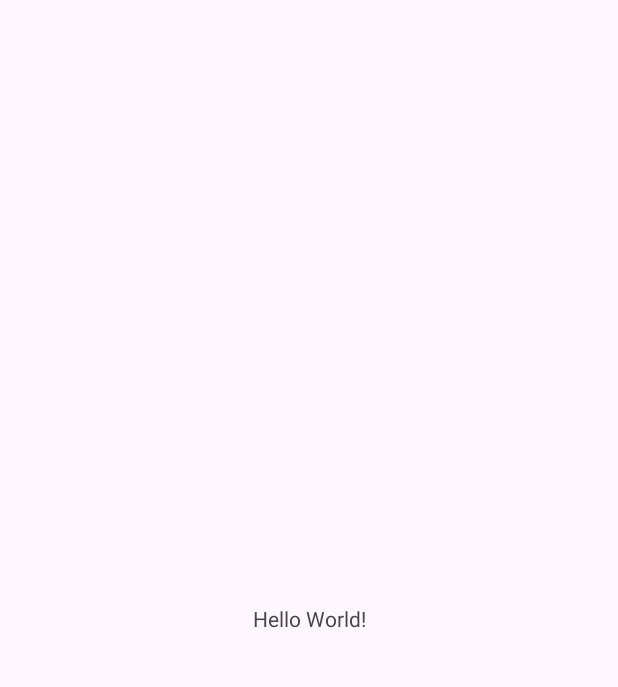
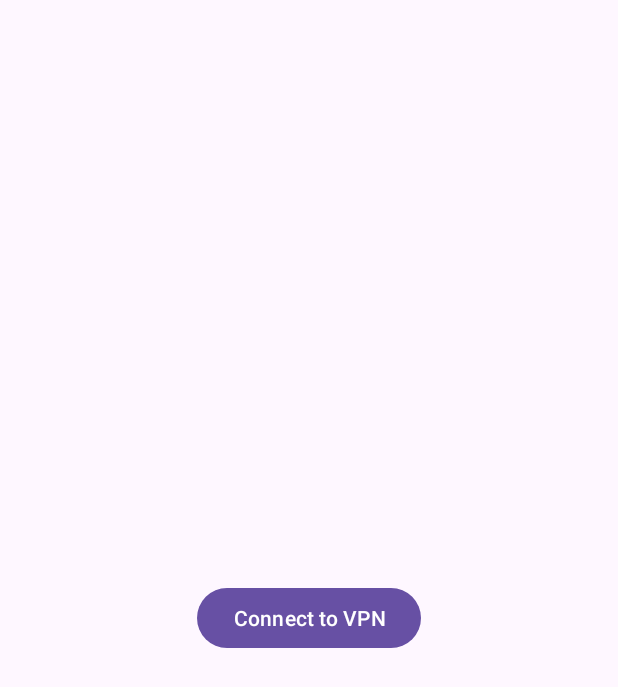
Before and after one commit to evanemran/Quick_VPN, an Android app: the screen it shows after launch (MainActivity), on a phone screen of 412 x 824 dp. Before the commit the part shown is almost empty. Shown: the top 687 px of the screen. Run offline under Robolectric (Android 15) with nearby library versions, the phone set to English and light mode, and no system bars.

Commit message:
vpngate added

```diff
--- a/app/build.gradle.kts
+++ b/app/build.gradle.kts
@@ -45,4 +45,7 @@ dependencies {
     testImplementation(libs.junit)
     androidTestImplementation(libs.androidx.junit)
     androidTestImplementation(libs.androidx.espresso.core)
+
+    implementation(libs.openvpn)
+//    implementation ("net.openvpn:openvpn:0.7.22")
 }
--- a/app/src/main/java/com/evanemran/quickvpn/MainActivity.kt
+++ b/app/src/main/java/com/evanemran/quickvpn/MainActivity.kt
@@ -1,20 +1,42 @@
 package com.evanemran.quickvpn
 
+import android.content.Intent
+import android.net.VpnService
 import android.os.Bundle
-import androidx.activity.enableEdgeToEdge
+import android.widget.Button
 import androidx.appcompat.app.AppCompatActivity
-import androidx.core.view.ViewCompat
-import androidx.core.view.WindowInsetsCompat
+
 
 class MainActivity : AppCompatActivity() {
     override fun onCreate(savedInstanceState: Bundle?) {
         super.onCreate(savedInstanceState)
-        enableEdgeToEdge()
         setContentView(R.layout.activity_main)
-        ViewCompat.setOnApplyWindowInsetsListener(findViewById(R.id.main)) { v, insets ->
-            val systemBars = insets.getInsets(WindowInsetsCompat.Type.systemBars())
-            v.setPadding(systemBars.left, systemBars.top, systemBars.right, systemBars.bottom)
-            insets
+
+        val connectButton = findViewById<Button>(R.id.connect_button)
+        connectButton.setOnClickListener { prepareVpn() }
+    }
+
+    private fun prepareVpn() {
+        val intent = VpnService.prepare(this)
+        if (intent != null) {
+            startActivityForResult(intent, 0)
+        } else {
+            onActivityResult(0, RESULT_OK, null)
         }
     }
+
+    override fun onActivityResult(requestCode: Int, resultCode: Int, data: Intent?) {
+        if (resultCode == RESULT_OK) {
+            connectToL2tpIpsecVpn()
+        }
+        super.onActivityResult(requestCode, resultCode, data)
+    }
+
+    private fun connectToL2tpIpsecVpn() {
+        val intent = Intent(
+            this,
+            MyVpnService::class.java
+        )
+        startService(intent)
+    }
 }
--- a/app/src/main/res/layout/activity_main.xml
+++ b/app/src/main/res/layout/activity_main.xml
@@ -1,19 +1,14 @@
 <?xml version="1.0" encoding="utf-8"?>
-<androidx.constraintlayout.widget.ConstraintLayout xmlns:android="http://schemas.android.com/apk/res/android"
-    xmlns:app="http://schemas.android.com/apk/res-auto"
+<RelativeLayout xmlns:android="http://schemas.android.com/apk/res/android"
     xmlns:tools="http://schemas.android.com/tools"
-    android:id="@+id/main"
     android:layout_width="match_parent"
     android:layout_height="match_parent"
     tools:context=".MainActivity">
 
-    <TextView
+    <Button
+        android:id="@+id/connect_button"
         android:layout_width="wrap_content"
         android:layout_height="wrap_content"
-        android:text="Hello World!"
-        app:layout_constraintBottom_toBottomOf="parent"
-        app:layout_constraintEnd_toEndOf="parent"
-        app:layout_constraintStart_toStartOf="parent"
-        app:layout_constraintTop_toTopOf="parent" />
-
-</androidx.constraintlayout.widget.ConstraintLayout>
+        android:text="Connect to VPN"
+        android:layout_centerInParent="true"/>
+</RelativeLayout>
--- a/gradle/libs.versions.toml
+++ b/gradle/libs.versions.toml
@@ -9,6 +9,7 @@ appcompat = "1.6.1"
 material = "1.10.0"
 activity = "1.8.0"
 constraintlayout = "2.1.4"
+openvpn = "0.7.22"
 
 [libraries]
 androidx-core-ktx = { group = "androidx.core", name = "core-ktx", version.ref = "coreKtx" }
@@ -19,6 +20,8 @@ androidx-appcompat = { group = "androidx.appcompat", name = "appcompat", version
 material = { group = "com.google.android.material", name = "material", version.ref = "material" }
 androidx-activity = { group = "androidx.activity", name = "activity", version.ref = "activity" }
 androidx-constraintlayout = { group = "androidx.constraintlayout", name = "constraintlayout", version.ref = "constraintlayout" }
+#openvpn = { module = "net.openvpn:openvpn", version.ref = "openvpn" }
+openvpn = { group = "net.openvpn:openvpn", name = "openvpn", version.ref = "openvpn" }
 
 [plugins]
 android-application = { id = "com.android.application", version.ref = "agp" }
```
Also changed, not shown: app/src/main/AndroidManifest.xml (+14 -0 lines), app/src/main/java/com/evanemran/quickvpn/MyVpnService.kt (added, +73 -0 lines), app/src/main/java/com/evanemran/quickvpn/VpnConfig.kt (added, +20 -0 lines).
